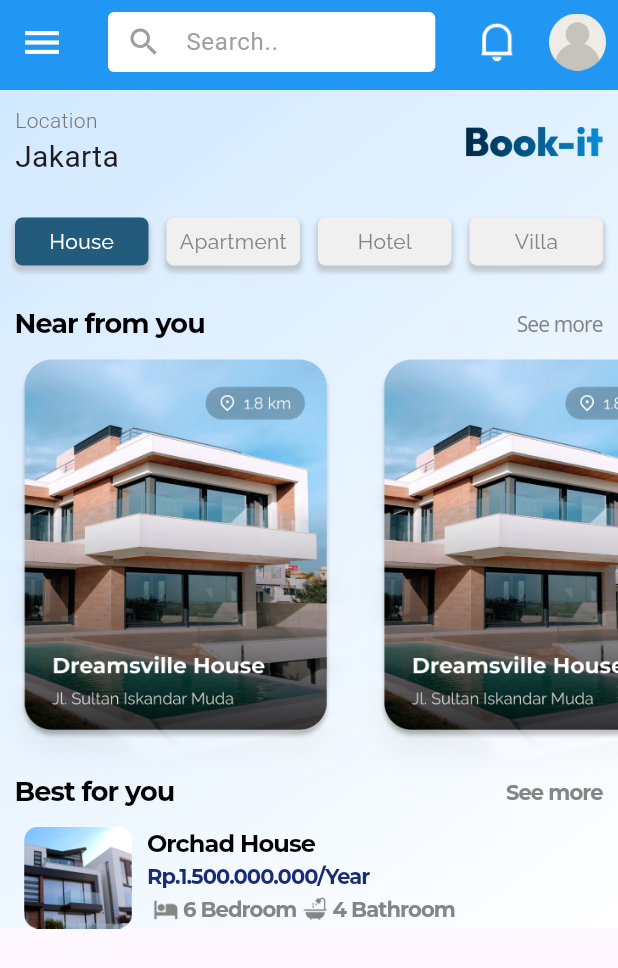
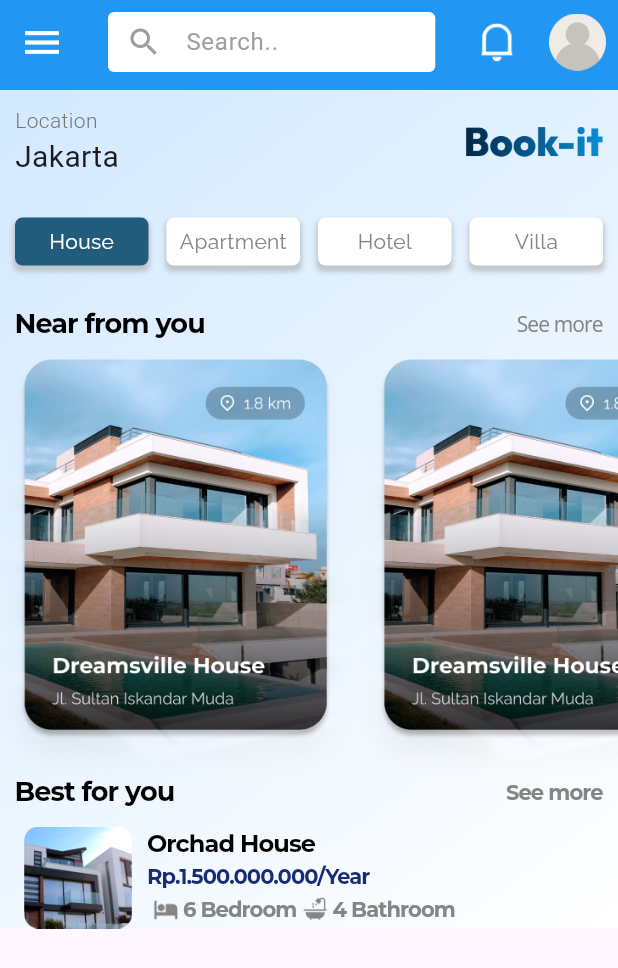
Before and after one commit to adiltaufani/Bookit_Project, a Flutter app: the screen it shows after launch, on a phone screen of 412 x 824 dp. Shown: the top 968 px of the screen. Run offline on Flutter 3.47's test engine with Material 3 defaults, Android fonts, the phone set to English and light mode, and no system bars; our stand-ins replace google_fonts; project files that could hold a hidden picture were left out.

Commit message:
merapihkan code

```diff
--- a/lib/features/auth/screens/home_screen.dart
+++ b/lib/features/auth/screens/home_screen.dart
@@ -189,7 +189,7 @@ class _HomeScreenState extends State<HomeScreen> {
                       child: Container(
                         height: 32.0,
                         decoration: BoxDecoration(
-                          color: const Color(0xFFF0F0F0),
+                          color: Colors.white,
                           borderRadius: BorderRadius.circular(5),
                           boxShadow: [
                             BoxShadow(
@@ -222,7 +222,7 @@ class _HomeScreenState extends State<HomeScreen> {
                       child: Container(
                         height: 32.0,
                         decoration: BoxDecoration(
-                          color: const Color(0xFFF0F0F0),
+                          color: Colors.white,
                           borderRadius: BorderRadius.circular(5),
                           boxShadow: [
                             BoxShadow(
@@ -255,7 +255,7 @@ class _HomeScreenState extends State<HomeScreen> {
                       child: Container(
                         height: 32.0,
                         decoration: BoxDecoration(
-                          color: const Color(0xFFF0F0F0),
+                          color: Colors.white,
                           borderRadius: BorderRadius.circular(5),
                           boxShadow: [
                             BoxShadow(
@@ -277,14 +277,6 @@ class _HomeScreenState extends State<HomeScreen> {
                                 fontSize: 14.0,
                               ),
                             ),
-                            //       GoogleFonts.montserrat(
-                            //   textStyle: const TextStyle(
-                            //     color: Colors.black,
-                            //     fontSize: 18.0,
-                            //     fontWeight: FontWeight.w500,
-                            //     letterSpacing: -0.6,
-                            //   ),
-                            // ),
                           ),
                         ),
                       ),
```
